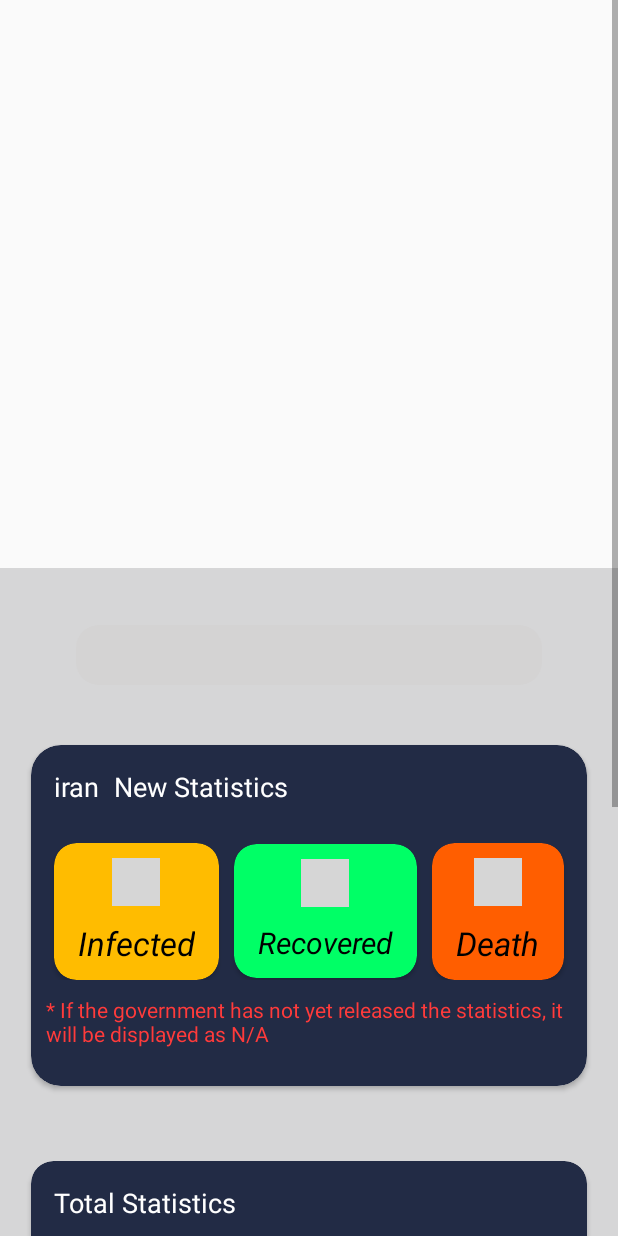
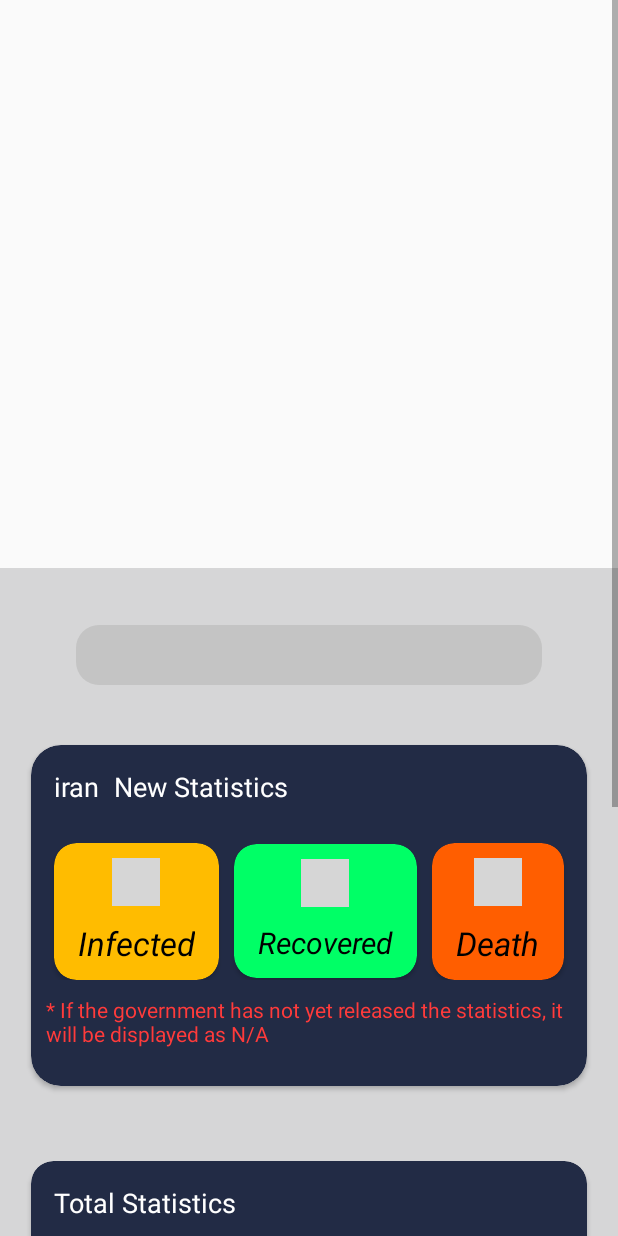
Before and after one commit to mohkhz2001/covid-19, an Android app: the layout fragment_country.xml on its own in the app's theme, with its tools: preview values and no code run, on a phone screen of 412 x 824 dp. Run offline under Robolectric (Android 15) with nearby library versions, the phone set to English and light mode, and no system bars; plain views replace CounterView, SearchableSpinner, SpinKitView; network calls fail; Roboto replaces fonts that are not available here; grey boxes are pictures that could not be loaded.

Commit message:
new color

```diff
--- a/app/src/main/res/drawable/bg_nav_selected.xml
+++ b/app/src/main/res/drawable/bg_nav_selected.xml
@@ -1,5 +1,5 @@
 <?xml version="1.0" encoding="utf-8"?>
 <selector xmlns:android="http://schemas.android.com/apk/res/android">
-    <item android:state_selected="true" android:color="#000000"/>
-    <item android:state_selected="false" android:color="#FFFFFF"/>
+    <item android:state_selected="true" android:color="#000000" android:drawable="@drawable/selected"/>
+    <item android:state_selected="false" android:color="#6F55E1"/>
 </selector>
--- a/app/src/main/res/drawable/bg_spinner.xml
+++ b/app/src/main/res/drawable/bg_spinner.xml
@@ -1,7 +1,7 @@
 <?xml version="1.0" encoding="utf-8"?>
 <shape xmlns:android="http://schemas.android.com/apk/res/android">
 
-    <solid android:color="#D4D3D3"/>
+    <solid android:color="#C4C4C4"/>
     <corners android:radius="15dp"/>
 
 </shape>
--- a/app/src/main/res/mipmap-anydpi-v26/ic_launcher.xml
+++ b/app/src/main/res/mipmap-anydpi-v26/ic_launcher.xml
@@ -1,5 +1,4 @@
 <?xml version="1.0" encoding="utf-8"?>
 <adaptive-icon xmlns:android="http://schemas.android.com/apk/res/android">
-    <background android:drawable="@drawable/ic_launcher_background" />
-    <foreground android:drawable="@drawable/ic_launcher_foreground" />
+
 </adaptive-icon>
--- a/app/src/main/res/mipmap-anydpi-v26/ic_launcher_round.xml
+++ b/app/src/main/res/mipmap-anydpi-v26/ic_launcher_round.xml
@@ -1,5 +1,4 @@
 <?xml version="1.0" encoding="utf-8"?>
 <adaptive-icon xmlns:android="http://schemas.android.com/apk/res/android">
-    <background android:drawable="@drawable/ic_launcher_background" />
-    <foreground android:drawable="@drawable/ic_launcher_foreground" />
+
 </adaptive-icon>
```
